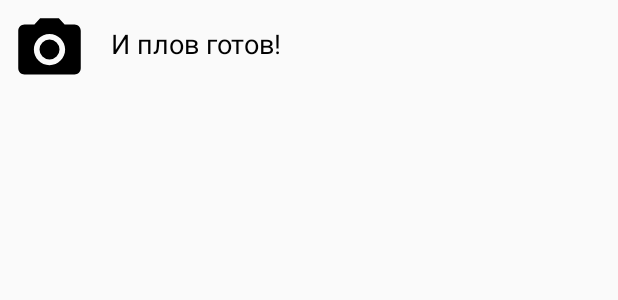
After one commit to FroHenK/BillsBills, an Android app: the layout list_item_category.xml on its own in the app's theme, with its tools: preview values and no code run, on a phone screen of 412 x 824 dp. The commit adds this screen. Shown: the top 300 px of the screen. Run offline under Robolectric (Android 15) with nearby library versions, the light colour scheme and no system bars.

Commit message:
working category chooser popup

```diff
--- a/app/src/main/java/frohenk/billsbills/MainActivity.kt
+++ b/app/src/main/java/frohenk/billsbills/MainActivity.kt
@@ -96,13 +96,16 @@ class MainActivity : AppCompatActivity(), NavigationView.OnNavigationItemSelecte
                                     categoryChooserPopup?.onCategorySelectedListener = { category ->
                                         val updated = undefinedItems.filter { it.name == receiptItem.name }
                                         updated.forEach { it.category = category }
-                                        database?.receiptItemsDao()?.updateReceiptItems(updated)
+                                        doAsync(ExceptionHandler.errorLogger) {
+                                            database?.receiptItemsDao()?.updateReceiptItems(updated)
+                                        }
                                     }
                                     categoryChooserPopup?.show()
                                 }
                             }
                         }
                     }
+                    uncategorizedCardView.visibility = if (linearLayout.childCount == 0) View.GONE else View.VISIBLE
                 }
             }
         button.setOnClickListener {
--- a/app/src/main/res/layout/content_main.xml
+++ b/app/src/main/res/layout/content_main.xml
@@ -12,6 +12,7 @@
 
     <androidx.constraintlayout.widget.ConstraintLayout
             android:layout_width="match_parent"
+            android:animateLayoutChanges="true"
             android:layout_height="wrap_content">
 
         <TextView
@@ -40,13 +41,13 @@
                 android:id="@+id/nukeDatabaseButton"
                 app:layout_constraintEnd_toEndOf="parent"
                 app:layout_constraintStart_toStartOf="parent"
-                app:layout_constraintTop_toBottomOf="@+id/cardView"
+                app:layout_constraintTop_toBottomOf="@+id/uncategorizedCardView"
                 android:layout_marginTop="8dp"/>
 
         <androidx.cardview.widget.CardView
                 android:layout_width="0dp"
                 android:layout_height="wrap_content"
-                android:id="@+id/cardView"
+                android:id="@+id/uncategorizedCardView"
                 android:layout_marginTop="8dp"
                 app:layout_constraintTop_toTopOf="parent"
                 app:layout_constraintStart_toStartOf="parent"
--- /dev/null
+++ b/app/src/main/res/layout/list_item_category.xml
@@ -0,0 +1,38 @@
+<?xml version="1.0" encoding="utf-8"?>
+<androidx.constraintlayout.widget.ConstraintLayout xmlns:android="http://schemas.android.com/apk/res/android"
+                                                   xmlns:app="http://schemas.android.com/apk/res-auto"
+                                                   xmlns:tools="http://schemas.android.com/tools"
+                                                   android:layout_width="match_parent"
+                                                   android:layout_height="wrap_content">
+
+    <ImageView
+            android:layout_width="50dp"
+            android:layout_height="50dp"
+            app:srcCompat="@drawable/ic_menu_camera"
+            android:scaleType="fitCenter"
+            android:id="@+id/categoryImageView"
+            app:layout_constraintStart_toStartOf="parent"
+            app:layout_constraintTop_toTopOf="parent"
+            app:layout_constraintBottom_toBottomOf="parent"
+            android:layout_marginBottom="8dp"
+            android:layout_marginTop="8dp"
+            android:layout_marginStart="8dp"/>
+
+    <TextView
+            android:text="И плов готов!"
+            android:layout_width="0dp"
+            android:textColor="#000"
+            android:textSize="18sp"
+            android:gravity="center_vertical"
+            android:ellipsize="end"
+            android:maxLines="1"
+            android:layout_height="0dp"
+            android:id="@+id/categoryTextView"
+            app:layout_constraintStart_toEndOf="@+id/categoryImageView"
+            android:layout_marginStart="16dp"
+            app:layout_constraintEnd_toEndOf="parent"
+            android:layout_marginEnd="8dp"
+            app:layout_constraintTop_toTopOf="@+id/categoryImageView"
+            android:layout_marginBottom="8dp"
+            app:layout_constraintBottom_toBottomOf="@+id/categoryImageView"/>
+</androidx.constraintlayout.widget.ConstraintLayout>
--- a/app/src/main/res/layout/list_item_receipt_item_category.xml
+++ /dev/null
@@ -1,6 +0,0 @@
-<?xml version="1.0" encoding="utf-8"?>
-<androidx.constraintlayout.widget.ConstraintLayout xmlns:android="http://schemas.android.com/apk/res/android"
-                                                   android:layout_width="match_parent"
-                                                   android:layout_height="match_parent">
-
-</androidx.constraintlayout.widget.ConstraintLayout>
--- a/app/src/main/res/layout/popup_receipt_item_category_chooser.xml
+++ b/app/src/main/res/layout/popup_receipt_item_category_chooser.xml
@@ -64,5 +64,10 @@
                     android:maxLines="1"
                     android:layout_marginEnd="8dp"/>
         </androidx.constraintlayout.widget.ConstraintLayout>
+
+        <ListView
+                android:layout_width="match_parent"
+                android:layout_height="match_parent"
+                android:id="@+id/categoriesListView"/>
     </LinearLayout>
 </androidx.constraintlayout.widget.ConstraintLayout>
```
Also changed, not shown: app/src/main/java/frohenk/billsbills/CategoryAdapter.kt (added, +27 -0 lines), app/src/main/java/frohenk/billsbills/CategoryChooserPopup.kt (+17 -0 lines), receiptlibrary/src/main/java/com/frohenk/receiptlibrary/engine/ReceiptItem.kt (+12 -11 lines).
